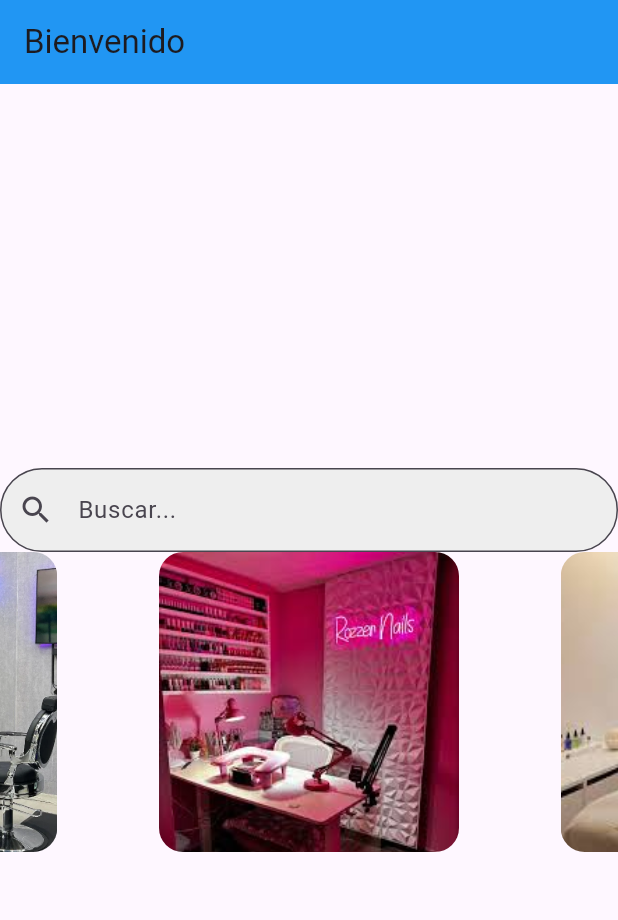
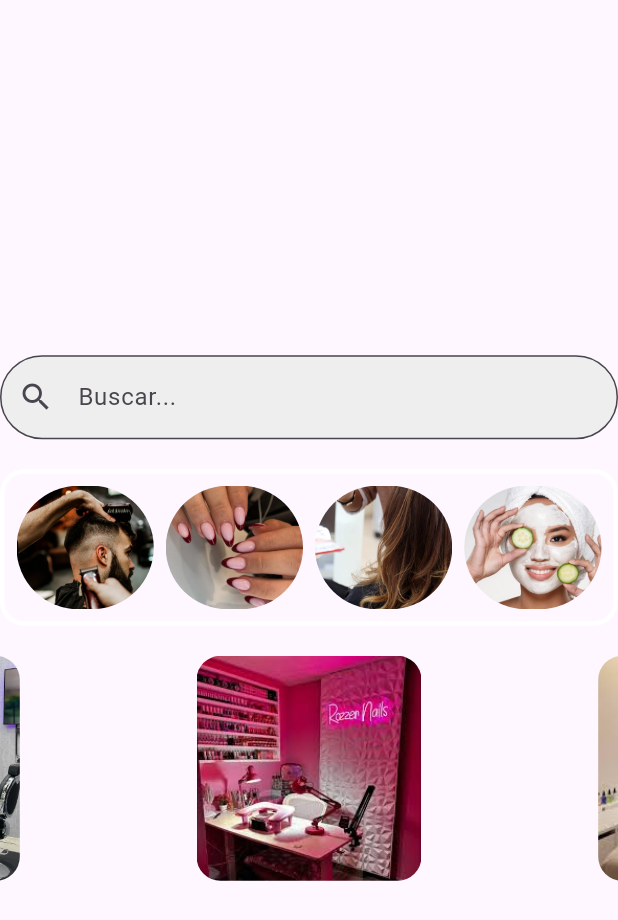
Before and after one commit to ElCalvitoConPeloXD/Velisse, a Flutter app: the HomeView screen opened directly, on a phone screen of 412 x 824 dp. Shown: the top 920 px of the screen. Run offline on Flutter 3.47's test engine with Material 3 defaults, Android fonts, the phone set to English and light mode, and no system bars; drawn by our look-alikes of carousel_slider.

Commit message:
Se mejora la primera vista y se adiccionan detalles al home

```diff
--- a/velisse/lib/views/home_view.dart
+++ b/velisse/lib/views/home_view.dart
@@ -6,10 +6,6 @@ class HomeView extends StatelessWidget {
   @override
   Widget build(BuildContext context) {
     return Scaffold(
-      appBar: AppBar(
-        title: Text('Bienvenido'),
-        backgroundColor: Colors.blue,
-      ),
       body: Center(
         child: Column(
           mainAxisAlignment: MainAxisAlignment.center,
@@ -25,9 +21,69 @@ class HomeView extends StatelessWidget {
                 fillColor: Colors.grey.shade200,
               ),
             ),
+            SizedBox(height: 20),
+            LayoutBuilder(
+              builder: (context, constraints) {
+                return Container(
+                  padding: EdgeInsets.all(8),
+                  decoration: BoxDecoration(
+                    border: Border.all(color: Colors.white, width: 3),
+                    borderRadius: BorderRadius.circular(16),
+                  ),
+                  child: Row(
+                    children: [
+                      Expanded(
+                        child: ClipRRect(
+                          borderRadius: BorderRadius.circular(50),
+                          child: Image.asset(
+                            'assets/images/barberia.png',
+                            height: constraints.maxWidth * 0.2, // Altura dinámica basada en el ancho
+                            fit: BoxFit.cover,
+                          ),
+                        ),
+                      ),
+                      SizedBox(width: 8),
+                      Expanded(
+                        child: ClipRRect(
+                          borderRadius: BorderRadius.circular(50),
+                          child: Image.asset(
+                            'assets/images/uñas.png',
+                            height: constraints.maxWidth * 0.2,
+                            fit: BoxFit.cover,
+                          ),
+                        ),
+                      ),
+                      SizedBox(width: 8),
+                      Expanded(
+                        child: ClipRRect(
+                          borderRadius: BorderRadius.circular(50),
+                          child: Image.asset(
+                            'assets/images/peluqueria.png',
+                            height: constraints.maxWidth * 0.2,
+                            fit: BoxFit.cover,
+                          ),
+                        ),
+                      ),
+                      SizedBox(width: 8),
+                      Expanded(
+                        child: ClipRRect(
+                          borderRadius: BorderRadius.circular(50),
+                          child: Image.asset(
+                            'assets/images/Facial.png',
+                            height: constraints.maxWidth * 0.2,
+                            fit: BoxFit.cover,
+                          ),
+                        ),
+                      ),
+                    ],
+                  ),
+                );
+              },
+            ),
+            SizedBox(height: 20),
             CarouselSlider(
               options: CarouselOptions(
-                height: 200,
+                height: 150,
                 autoPlay: true,
                 viewportFraction: 0.65,
               ),
@@ -37,8 +93,8 @@ class HomeView extends StatelessWidget {
                 'assets/images/img3.png',
               ].map((imagePath) {
                 return SizedBox(
-                  width: 200,
-                  height: 200,
+                  width: 150,
+                  height: 150,
                   child: ClipRRect(
                     borderRadius: BorderRadius.circular(16),
                     child: Image.asset(imagePath, fit: BoxFit.cover, width: double.infinity),
--- a/velisse/lib/widgets/fondo.dart
+++ b/velisse/lib/widgets/fondo.dart
@@ -10,7 +10,7 @@ class AppBackground extends StatelessWidget {
       body: Container(
         decoration: BoxDecoration(
           gradient: LinearGradient(
-            colors: [Colors.white,Colors.purple, Colors.white],
+            colors: [Colors.purple.shade100,Colors.white,Colors.purple.shade100],
             begin: Alignment.topLeft,
             end: Alignment.bottomRight,
           ),
--- a/velisse/pubspec.yaml
+++ b/velisse/pubspec.yaml
@@ -70,6 +70,10 @@ flutter:
   - assets/images/img1.png
   - assets/images/img2.png
   - assets/images/img3.png
+  - assets/images/barberia.png
+  - assets/images/peluqueria.png
+  - assets/images/Facial.png
+  - assets/images/uñas.png
 
   # To add assets to your application, add an assets section, like this:
   # assets:
```
Also changed, not shown: velisse/assets/images/Facial.png (added), velisse/assets/images/barberia.png (added), velisse/assets/images/peluqueria.png (added), velisse/assets/images/uñas.png (added), 1 other file.
